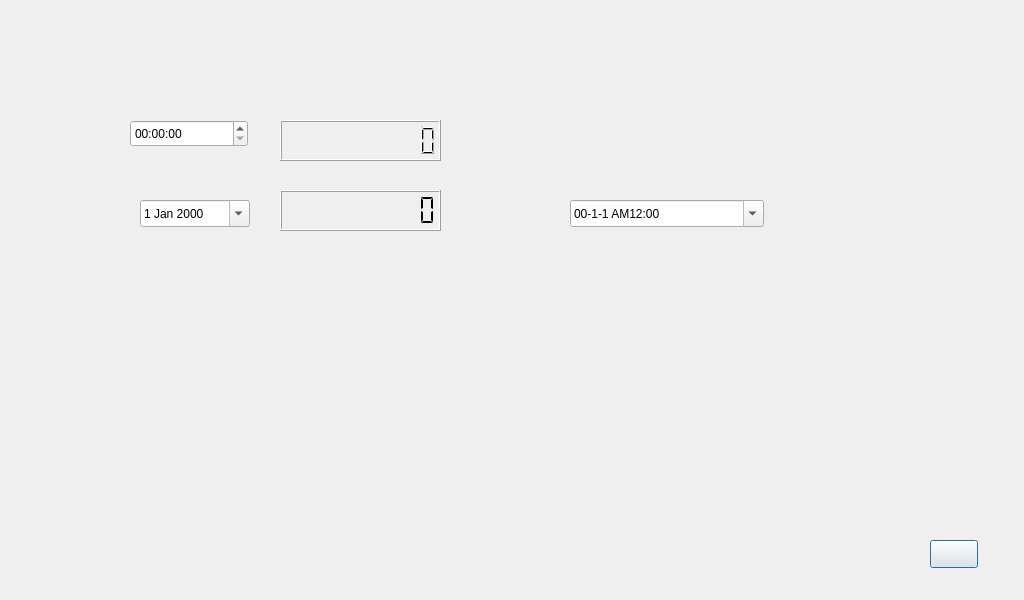
This is timesetuptrue.ui in wushengjun85/jy10_01 as Qt 5 draws it before an edit. The edited form follows.
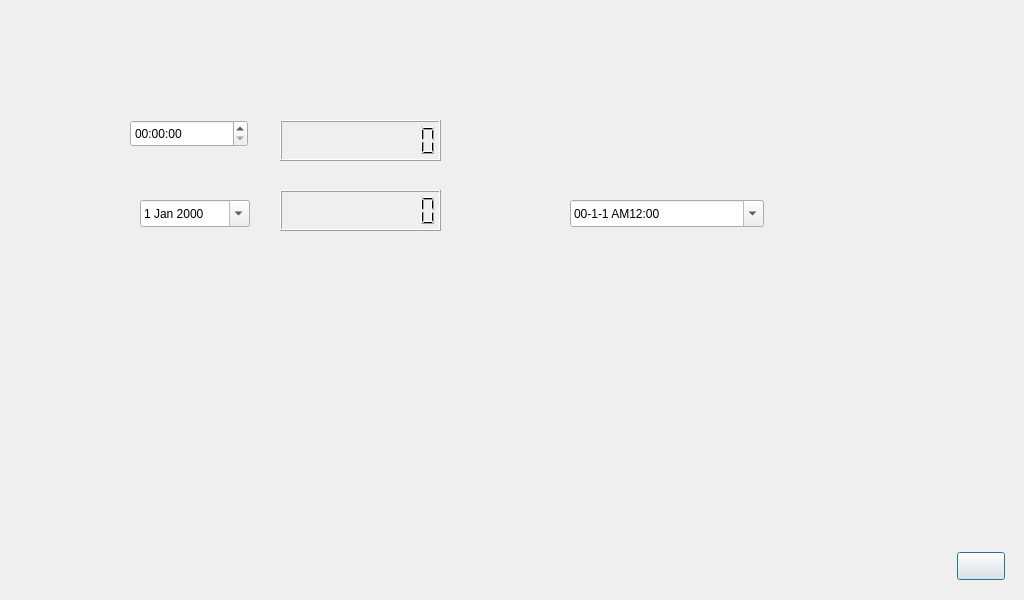
This is the edited form. Icons and pictures are not drawn.

Patch:
```diff
--- a/timesetuptrue.ui
+++ b/timesetuptrue.ui
@@ -16,8 +16,8 @@
   <widget class="QPushButton" name="pushButton">
    <property name="geometry">
     <rect>
-     <x>930</x>
-     <y>540</y>
+     <x>957</x>
+     <y>552</y>
      <width>48</width>
      <height>28</height>
     </rect>
@@ -131,7 +131,7 @@
     <number>10</number>
    </property>
    <property name="segmentStyle">
-    <enum>QLCDNumber::Flat</enum>
+    <enum>QLCDNumber::Filled</enum>
    </property>
   </widget>
   <widget class="QLCDNumber" name="lcdNumber_2">
```
